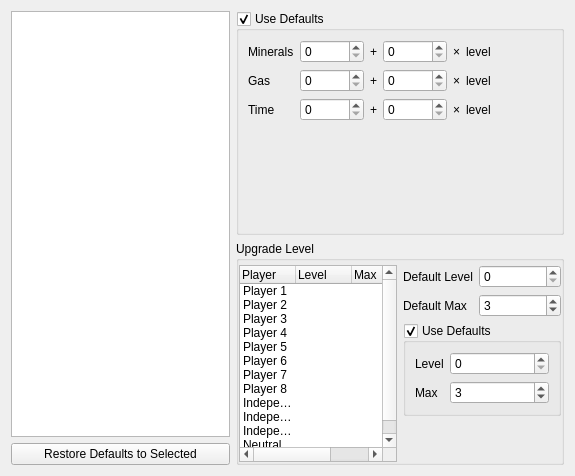
Before: the Qt Designer form ChkForge/upgradestab.ui in heinermann/ChkForge, drawn with Qt 5.
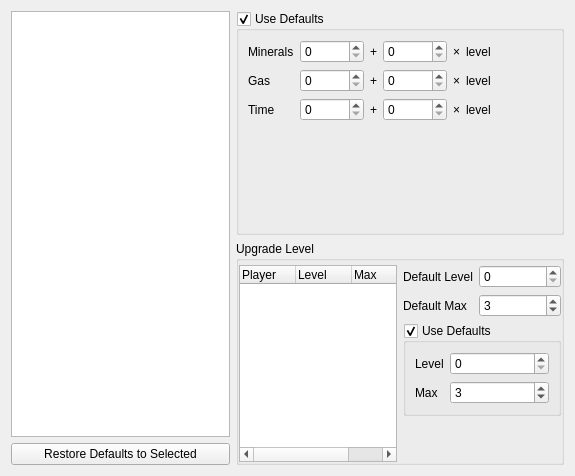
After: the same form once the commit is applied. Custom widgets are drawn as their Qt base class.

Commit message: Reduce number of duplicated Player strings

```diff
--- a/ChkForge/upgradestab.ui
+++ b/ChkForge/upgradestab.ui
@@ -102,66 +102,6 @@
           <string>Max</string>
          </property>
         </column>
-        <item>
-         <property name="text">
-          <string>Player 1</string>
-         </property>
-        </item>
-        <item>
-         <property name="text">
-          <string>Player 2</string>
-         </property>
-        </item>
-        <item>
-         <property name="text">
-          <string>Player 3</string>
-         </property>
-        </item>
-        <item>
-         <property name="text">
-          <string>Player 4</string>
-         </property>
-        </item>
-        <item>
-         <property name="text">
-          <string>Player 5</string>
-         </property>
-        </item>
-        <item>
-         <property name="text">
-          <string>Player 6</string>
-         </property>
-        </item>
-        <item>
-         <property name="text">
-          <string>Player 7</string>
-         </property>
-        </item>
-        <item>
-         <property name="text">
-          <string>Player 8</string>
-         </property>
-        </item>
-        <item>
-         <property name="text">
-          <string>Independent 1</string>
-         </property>
-        </item>
-        <item>
-         <property name="text">
-          <string>Independent 2</string>
-         </property>
-        </item>
-        <item>
-         <property name="text">
-          <string>Independent 3</string>
-         </property>
-        </item>
-        <item>
-         <property name="text">
-          <string>Neutral</string>
-         </property>
-        </item>
        </widget>
       </item>
       <item row="0" column="1">
```
The commit also changes 29 other files.
